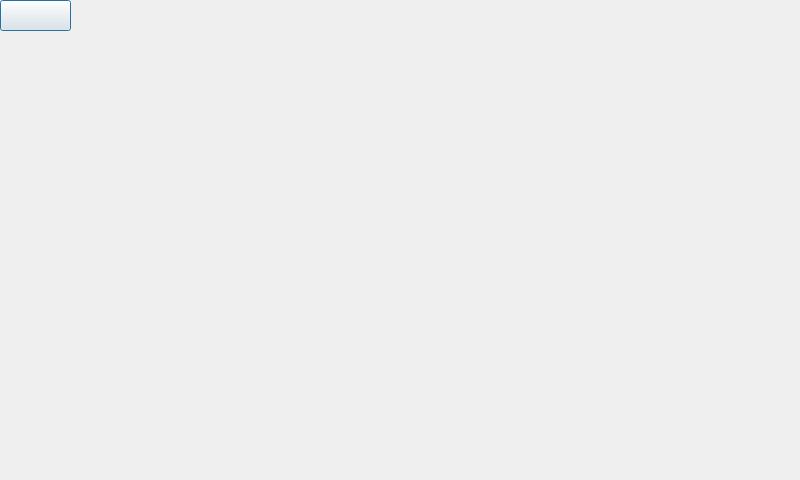
The window that weather.ui (mateusur/Home_automation) describes before a commit, drawn with Qt 5.
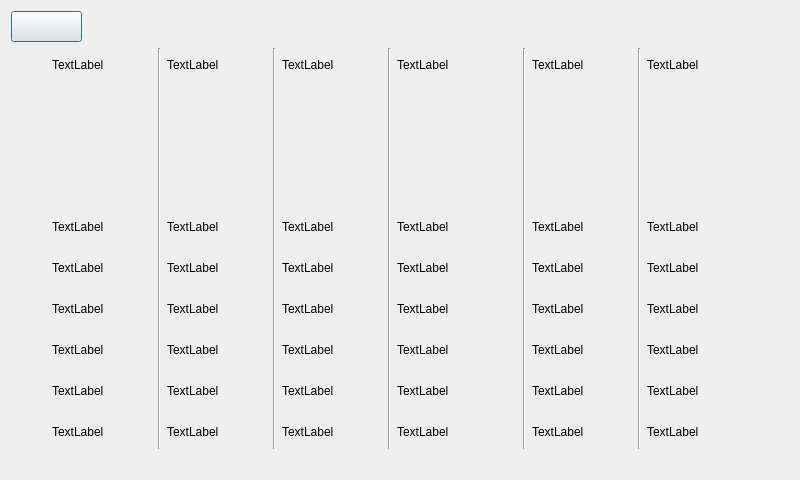
The same window after the commit.

Commit message: Displaying data in weather window

Diff of the .ui file:
```diff
--- a/weather.ui
+++ b/weather.ui
@@ -13,19 +13,803 @@
   <property name="windowTitle">
    <string>Dialog</string>
   </property>
-  <widget class="QPushButton" name="return_button">
-   <property name="geometry">
-    <rect>
-     <x>0</x>
-     <y>0</y>
-     <width>71</width>
-     <height>31</height>
-    </rect>
-   </property>
-   <property name="text">
-    <string/>
-   </property>
-  </widget>
+  <layout class="QVBoxLayout" name="verticalLayout_7">
+   <item>
+    <layout class="QHBoxLayout" name="horizontalLayout_2">
+     <property name="sizeConstraint">
+      <enum>QLayout::SetMinimumSize</enum>
+     </property>
+     <item>
+      <widget class="QPushButton" name="return_button">
+       <property name="sizePolicy">
+        <sizepolicy hsizetype="Minimum" vsizetype="Minimum">
+         <horstretch>0</horstretch>
+         <verstretch>0</verstretch>
+        </sizepolicy>
+       </property>
+       <property name="minimumSize">
+        <size>
+         <width>71</width>
+         <height>31</height>
+        </size>
+       </property>
+       <property name="maximumSize">
+        <size>
+         <width>16777215</width>
+         <height>31</height>
+        </size>
+       </property>
+       <property name="text">
+        <string/>
+       </property>
+      </widget>
+     </item>
+     <item>
+      <spacer name="horizontalSpacer_3">
+       <property name="orientation">
+        <enum>Qt::Horizontal</enum>
+       </property>
+       <property name="sizeHint" stdset="0">
+        <size>
+         <width>650</width>
+         <height>20</height>
+        </size>
+       </property>
+      </spacer>
+     </item>
+    </layout>
+   </item>
+   <item>
+    <layout class="QHBoxLayout" name="horizontalLayout">
+     <property name="sizeConstraint">
+      <enum>QLayout::SetMaximumSize</enum>
+     </property>
+     <item>
+      <spacer name="horizontalSpacer">
+       <property name="orientation">
+        <enum>Qt::Horizontal</enum>
+       </property>
+       <property name="sizeHint" stdset="0">
+        <size>
+         <width>50</width>
+         <height>20</height>
+        </size>
+       </property>
+      </spacer>
+     </item>
+     <item>
+      <layout class="QVBoxLayout" name="verticalLayout_9">
+       <item>
+        <widget class="QLabel" name="label_day00">
+         <property name="maximumSize">
+          <size>
+           <width>16777215</width>
+           <height>33</height>
+          </size>
+         </property>
+         <property name="text">
+          <string>TextLabel</string>
+         </property>
+        </widget>
+       </item>
+       <item>
+        <widget class="QLabel" name="label_icon_day00">
+         <property name="minimumSize">
+          <size>
+           <width>96</width>
+           <height>96</height>
+          </size>
+         </property>
+         <property name="maximumSize">
+          <size>
+           <width>16777215</width>
+           <height>92</height>
+          </size>
+         </property>
+         <property name="text">
+          <string/>
+         </property>
+        </widget>
+       </item>
+       <item>
+        <layout class="QVBoxLayout" name="verticalLayout">
+         <item>
+          <spacer name="verticalSpacer_2">
+           <property name="orientation">
+            <enum>Qt::Vertical</enum>
+           </property>
+           <property name="sizeType">
+            <enum>QSizePolicy::Minimum</enum>
+           </property>
+           <property name="sizeHint" stdset="0">
+            <size>
+             <width>20</width>
+             <height>20</height>
+            </size>
+           </property>
+          </spacer>
+         </item>
+         <item>
+          <widget class="QLabel" name="label_temp00">
+           <property name="minimumSize">
+            <size>
+             <width>100</width>
+             <height>0</height>
+            </size>
+           </property>
+           <property name="text">
+            <string>TextLabel</string>
+           </property>
+          </widget>
+         </item>
+         <item>
+          <widget class="QLabel" name="label_feels00">
+           <property name="text">
+            <string>TextLabel</string>
+           </property>
+          </widget>
+         </item>
+         <item>
+          <widget class="QLabel" name="label_rain00">
+           <property name="text">
+            <string>TextLabel</string>
+           </property>
+          </widget>
+         </item>
+         <item>
+          <widget class="QLabel" name="label_pressure00">
+           <property name="text">
+            <string>TextLabel</string>
+           </property>
+          </widget>
+         </item>
+         <item>
+          <widget class="QLabel" name="label_clouds00">
+           <property name="text">
+            <string>TextLabel</string>
+           </property>
+          </widget>
+         </item>
+         <item>
+          <widget class="QLabel" name="label_description00">
+           <property name="text">
+            <string>TextLabel</string>
+           </property>
+          </widget>
+         </item>
+        </layout>
+       </item>
+      </layout>
+     </item>
+     <item>
+      <widget class="Line" name="line">
+       <property name="orientation">
+        <enum>Qt::Vertical</enum>
+       </property>
+      </widget>
+     </item>
+     <item>
+      <layout class="QVBoxLayout" name="verticalLayout_10">
+       <item>
+        <widget class="QLabel" name="label_day01">
+         <property name="maximumSize">
+          <size>
+           <width>16777215</width>
+           <height>33</height>
+          </size>
+         </property>
+         <property name="sizeIncrement">
+          <size>
+           <width>0</width>
+           <height>0</height>
+          </size>
+         </property>
+         <property name="text">
+          <string>TextLabel</string>
+         </property>
+        </widget>
+       </item>
+       <item>
+        <widget class="QLabel" name="label_icon_day01">
+         <property name="minimumSize">
+          <size>
+           <width>96</width>
+           <height>96</height>
+          </size>
+         </property>
+         <property name="maximumSize">
+          <size>
+           <width>16777215</width>
+           <height>92</height>
+          </size>
+         </property>
+         <property name="text">
+          <string/>
+         </property>
+        </widget>
+       </item>
+       <item>
+        <layout class="QVBoxLayout" name="verticalLayout_2">
+         <item>
+          <spacer name="verticalSpacer_3">
+           <property name="orientation">
+            <enum>Qt::Vertical</enum>
+           </property>
+           <property name="sizeType">
+            <enum>QSizePolicy::Minimum</enum>
+           </property>
+           <property name="sizeHint" stdset="0">
+            <size>
+             <width>20</width>
+             <height>20</height>
+            </size>
+           </property>
+          </spacer>
+         </item>
+         <item>
+          <widget class="QLabel" name="label_temp01">
+           <property name="minimumSize">
+            <size>
+             <width>100</width>
+             <height>0</height>
+            </size>
+           </property>
+           <property name="text">
+            <string>TextLabel</string>
+           </property>
+          </widget>
+         </item>
+         <item>
+          <widget class="QLabel" name="label_feels01">
+           <property name="text">
+            <string>TextLabel</string>
+           </property>
+          </widget>
+         </item>
+         <item>
+          <widget class="QLabel" name="label_rain01">
+           <property name="text">
+            <string>TextLabel</string>
+           </property>
+          </widget>
+         </item>
+         <item>
+          <widget class="QLabel" name="label_pressure01">
+           <property name="text">
+            <string>TextLabel</string>
+           </property>
+          </widget>
+         </item>
+         <item>
+          <widget class="QLabel" name="label_clouds01">
+           <property name="text">
+            <string>TextLabel</string>
+           </property>
+          </widget>
+         </item>
+         <item>
+          <widget class="QLabel" name="label_description01">
+           <property name="text">
+            <string>TextLabel</string>
+           </property>
+          </widget>
+         </item>
+        </layout>
+       </item>
+      </layout>
+     </item>
+     <item>
+      <widget class="Line" name="line_2">
+       <property name="orientation">
+        <enum>Qt::Vertical</enum>
+       </property>
+      </widget>
+     </item>
+     <item>
+      <layout class="QVBoxLayout" name="verticalLayout_11">
+       <item>
+        <widget class="QLabel" name="label_day02">
+         <property name="maximumSize">
+          <size>
+           <width>16777215</width>
+           <height>33</height>
+          </size>
+         </property>
+         <property name="sizeIncrement">
+          <size>
+           <width>0</width>
+           <height>0</height>
+          </size>
+         </property>
+         <property name="text">
+          <string>TextLabel</string>
+         </property>
+        </widget>
+       </item>
+       <item>
+        <widget class="QLabel" name="label_icon_day02">
+         <property name="minimumSize">
+          <size>
+           <width>96</width>
+           <height>96</height>
+          </size>
+         </property>
+         <property name="maximumSize">
+          <size>
+           <width>16777215</width>
+           <height>92</height>
+          </size>
+         </property>
+         <property name="text">
+          <string/>
+         </property>
+        </widget>
+       </item>
+       <item>
+        <layout class="QVBoxLayout" name="verticalLayout_3">
+         <item>
+          <spacer name="verticalSpacer_4">
+           <property name="orientation">
+            <enum>Qt::Vertical</enum>
+           </property>
+           <property name="sizeType">
+            <enum>QSizePolicy::Minimum</enum>
+           </property>
+           <property name="sizeHint" stdset="0">
+            <size>
+             <width>20</width>
+             <height>20</height>
+            </size>
+           </property>
+          </spacer>
+         </item>
+         <item>
+          <widget class="QLabel" name="label_temp02">
+           <property name="minimumSize">
+            <size>
+             <width>100</width>
+             <height>0</height>
+            </size>
+           </property>
+           <property name="text">
+            <string>TextLabel</string>
+           </property>
+          </widget>
+         </item>
+         <item>
+          <widget class="QLabel" name="label_feels02">
+           <property name="text">
+            <string>TextLabel</string>
+           </property>
+          </widget>
+         </item>
+         <item>
+          <widget class="QLabel" name="label_rain02">
+           <property name="text">
+            <string>TextLabel</string>
+           </property>
+          </widget>
+         </item>
+         <item>
+          <widget class="QLabel" name="label_pressure02">
+           <property name="text">
+            <string>TextLabel</string>
+           </property>
+          </widget>
+         </item>
+         <item>
+          <widget class="QLabel" name="label_clouds02">
+           <property name="text">
+            <string>TextLabel</string>
+           </property>
+          </widget>
+         </item>
+         <item>
+          <widget class="QLabel" name="label_description02">
+           <property name="text">
+            <string>TextLabel</string>
+           </property>
+          </widget>
+         </item>
+        </layout>
+       </item>
+      </layout>
+     </item>
+     <item>
+      <widget class="Line" name="line_3">
+       <property name="orientation">
+        <enum>Qt::Vertical</enum>
+       </property>
+      </widget>
+     </item>
+     <item>
+      <layout class="QVBoxLayout" name="verticalLayout_12">
+       <item>
+        <widget class="QLabel" name="label_day03">
+         <property name="maximumSize">
+          <size>
+           <width>16777215</width>
+           <height>33</height>
+          </size>
+         </property>
+         <property name="text">
+          <string>TextLabel</string>
+         </property>
+        </widget>
+       </item>
+       <item>
+        <widget class="QLabel" name="label_icon_day03">
+         <property name="minimumSize">
+          <size>
+           <width>96</width>
+           <height>96</height>
+          </size>
+         </property>
+         <property name="maximumSize">
+          <size>
+           <width>16777215</width>
+           <height>92</height>
+          </size>
+         </property>
+         <property name="text">
+          <string/>
+         </property>
+        </widget>
+       </item>
+       <item>
+        <layout class="QVBoxLayout" name="verticalLayout_4">
+         <item>
+          <spacer name="verticalSpacer_5">
+           <property name="orientation">
+            <enum>Qt::Vertical</enum>
+           </property>
+           <property name="sizeType">
+            <enum>QSizePolicy::Minimum</enum>
+           </property>
+           <property name="sizeHint" stdset="0">
+            <size>
+             <width>20</width>
+             <height>20</height>
+            </size>
+           </property>
+          </spacer>
+         </item>
+         <item>
+          <widget class="QLabel" name="label_temp03">
+           <property name="minimumSize">
+            <size>
+             <width>100</width>
+             <height>0</height>
+            </size>
+           </property>
+           <property name="text">
+            <string>TextLabel</string>
+           </property>
+          </widget>
+         </item>
+         <item>
+          <widget class="QLabel" name="label_feels03">
+           <property name="minimumSize">
+            <size>
+             <width>120</width>
+             <height>0</height>
+            </size>
+           </property>
+           <property name="text">
+            <string>TextLabel</string>
+           </property>
+          </widget>
+         </item>
+         <item>
+          <widget class="QLabel" name="label_rain03">
+           <property name="minimumSize">
+            <size>
+             <width>92</width>
+             <height>0</height>
+            </size>
+           </property>
+           <property name="text">
+            <string>TextLabel</string>
+           </property>
+          </widget>
+         </item>
+         <item>
+          <widget class="QLabel" name="label_pressure03">
+           <property name="minimumSize">
+            <size>
+             <width>92</width>
+             <height>0</height>
+            </size>
+           </property>
+           <property name="text">
+            <string>TextLabel</string>
+           </property>
+          </widget>
+         </item>
+         <item>
+          <widget class="QLabel" name="label_clouds03">
+           <property name="minimumSize">
+            <size>
+             <width>92</width>
+             <height>0</height>
+            </size>
+           </property>
+           <property name="text">
+            <string>TextLabel</string>
+           </property>
+          </widget>
+         </item>
+         <item>
+          <widget class="QLabel" name="label_description03">
+           <property name="minimumSize">
+            <size>
+             <width>92</width>
+             <height>0</height>
+            </size>
+           </property>
+           <property name="text">
+            <string>TextLabel</string>
+           </property>
+          </widget>
+         </item>
+        </layout>
+       </item>
+      </layout>
+     </item>
+     <item>
+      <widget class="Line" name="line_4">
+       <property name="orientation">
+        <enum>Qt::Vertical</enum>
+       </property>
+      </widget>
+     </item>
+     <item>
+      <layout class="QVBoxLayout" name="verticalLayout_13">
+       <item>
+        <widget class="QLabel" name="label_day04">
+         <property name="maximumSize">
+          <size>
+           <width>16777215</width>
+           <height>33</height>
+          </size>
+         </property>
+         <property name="text">
+          <string>TextLabel</string>
+         </property>
+        </widget>
+       </item>
+       <item>
+        <widget class="QLabel" name="label_icon_day04">
+         <property name="minimumSize">
+          <size>
+           <width>96</width>
+           <height>96</height>
+          </size>
+         </property>
+         <property name="maximumSize">
+          <size>
+           <width>16777215</width>
+           <height>92</height>
+          </size>
+         </property>
+         <property name="text">
+          <string/>
+         </property>
+        </widget>
+       </item>
+       <item>
+        <layout class="QVBoxLayout" name="verticalLayout_5">
+         <item>
+          <spacer name="verticalSpacer_6">
+           <property name="orientation">
+            <enum>Qt::Vertical</enum>
+           </property>
+           <property name="sizeType">
+            <enum>QSizePolicy::Minimum</enum>
+           </property>
+           <property name="sizeHint" stdset="0">
+            <size>
+             <width>20</width>
+             <height>20</height>
+            </size>
+           </property>
+          </spacer>
+         </item>
+         <item>
+          <widget class="QLabel" name="label_temp04">
+           <property name="minimumSize">
+            <size>
+             <width>100</width>
+             <height>0</height>
+            </size>
+           </property>
+           <property name="text">
+            <string>TextLabel</string>
+           </property>
+          </widget>
+         </item>
+         <item>
+          <widget class="QLabel" name="label_feels04">
+           <property name="text">
+            <string>TextLabel</string>
+           </property>
+          </widget>
+         </item>
+         <item>
+          <widget class="QLabel" name="label_rain04">
+           <property name="text">
+            <string>TextLabel</string>
+           </property>
+          </widget>
+         </item>
+         <item>
+          <widget class="QLabel" name="label_pressure04">
+           <property name="text">
+            <string>TextLabel</string>
+           </property>
+          </widget>
+         </item>
+         <item>
+          <widget class="QLabel" name="label_clouds04">
+           <property name="text">
+            <string>TextLabel</string>
+           </property>
+          </widget>
+         </item>
+         <item>
+          <widget class="QLabel" name="label_description04">
+           <property name="text">
+            <string>TextLabel</string>
+           </property>
+          </widget>
+         </item>
+        </layout>
+       </item>
+      </layout>
+     </item>
+     <item>
+      <widget class="Line" name="line_5">
+       <property name="orientation">
+        <enum>Qt::Vertical</enum>
+       </property>
+      </widget>
+     </item>
+     <item>
+      <layout class="QVBoxLayout" name="verticalLayout_16">
+       <item>
+        <widget class="QLabel" name="label_day05">
+         <property name="maximumSize">
+          <size>
+           <width>16777215</width>
+           <height>33</height>
+          </size>
+         </property>
+         <property name="text">
+          <string>TextLabel</string>
+         </property>
+        </widget>
+       </item>
+       <item>
+        <widget class="QLabel" name="label_icon_day05">
+         <property name="minimumSize">
+          <size>
+           <width>96</width>
+           <height>96</height>
+          </size>
+         </property>
+         <property name="maximumSize">
+          <size>
+           <width>16777215</width>
+           <height>92</height>
+          </size>
+         </property>
+         <property name="text">
+          <string/>
+         </property>
+        </widget>
+       </item>
+       <item>
+        <layout class="QVBoxLayout" name="verticalLayout_6">
+         <item>
+          <spacer name="verticalSpacer_7">
+           <property name="orientation">
+            <enum>Qt::Vertical</enum>
+           </property>
+           <property name="sizeType">
+            <enum>QSizePolicy::Minimum</enum>
+           </property>
+           <property name="sizeHint" stdset="0">
+            <size>
+             <width>20</width>
+             <height>20</height>
+            </size>
+           </property>
+          </spacer>
+         </item>
+         <item>
+          <widget class="QLabel" name="label_temp05">
+           <property name="minimumSize">
+            <size>
+             <width>100</width>
+             <height>0</height>
+            </size>
+           </property>
+           <property name="text">
+            <string>TextLabel</string>
+           </property>
+          </widget>
+         </item>
+         <item>
+          <widget class="QLabel" name="label_feels05">
+           <property name="text">
+            <string>TextLabel</string>
+           </property>
+          </widget>
+         </item>
+         <item>
+          <widget class="QLabel" name="label_rain05">
+           <property name="text">
+            <string>TextLabel</string>
+           </property>
+          </widget>
+         </item>
+         <item>
+          <widget class="QLabel" name="label_pressure05">
+           <property name="text">
+            <string>TextLabel</string>
+           </property>
+          </widget>
+         </item>
+         <item>
+          <widget class="QLabel" name="label_clouds05">
+           <property name="text">
+            <string>TextLabel</string>
+           </property>
+          </widget>
+         </item>
+         <item>
+          <widget class="QLabel" name="label_description05">
+           <property name="text">
+            <string>TextLabel</string>
+           </property>
+          </widget>
+         </item>
+        </layout>
+       </item>
+      </layout>
+     </item>
+     <item>
+      <spacer name="horizontalSpacer_2">
+       <property name="orientation">
+        <enum>Qt::Horizontal</enum>
+       </property>
+       <property name="sizeHint" stdset="0">
+        <size>
+         <width>50</width>
+         <height>20</height>
+        </size>
+       </property>
+      </spacer>
+     </item>
+    </layout>
+   </item>
+   <item>
+    <spacer name="verticalSpacer">
+     <property name="orientation">
+      <enum>Qt::Vertical</enum>
+     </property>
+     <property name="sizeType">
+      <enum>QSizePolicy::Minimum</enum>
+     </property>
+     <property name="sizeHint" stdset="0">
+      <size>
+       <width>20</width>
+       <height>20</height>
+      </size>
+     </property>
+    </spacer>
+   </item>
+  </layout>
  </widget>
  <resources/>
  <connections/>
```
Left out of the diff: 2 changed lines with no effect on the pictures. The commit also changes 3 other files.
